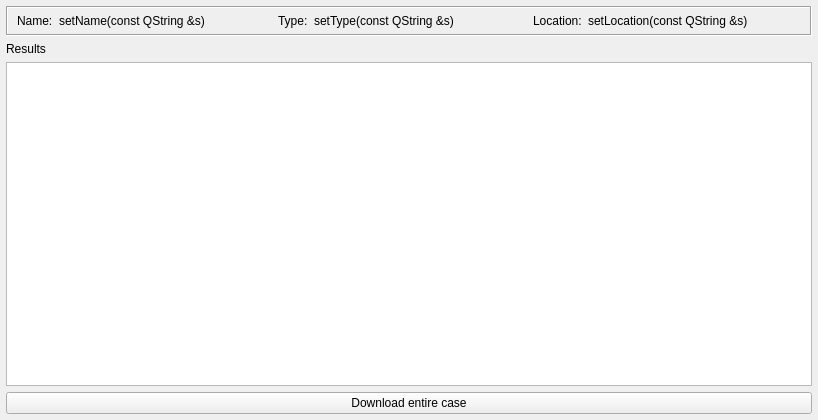
Before: the Qt Designer form cwe_guiWidgets/cwe_results.ui in NHERI-SimCenter/CWE-Simulation-Tool, drawn with Qt 5.
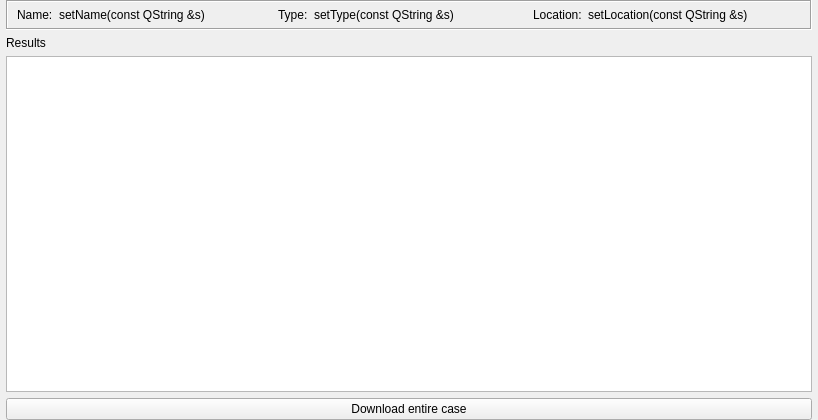
After: the same form once the commit is applied.

```diff
--- a/cwe_guiWidgets/cwe_results.ui
+++ b/cwe_guiWidgets/cwe_results.ui
@@ -53,13 +53,13 @@
     <number>6</number>
    </property>
    <property name="topMargin">
-    <number>6</number>
+    <number>0</number>
    </property>
    <property name="rightMargin">
     <number>6</number>
    </property>
    <property name="bottomMargin">
-    <number>6</number>
+    <number>0</number>
    </property>
    <item>
     <widget class="QFrame" name="frame_resultsInfo">
```
